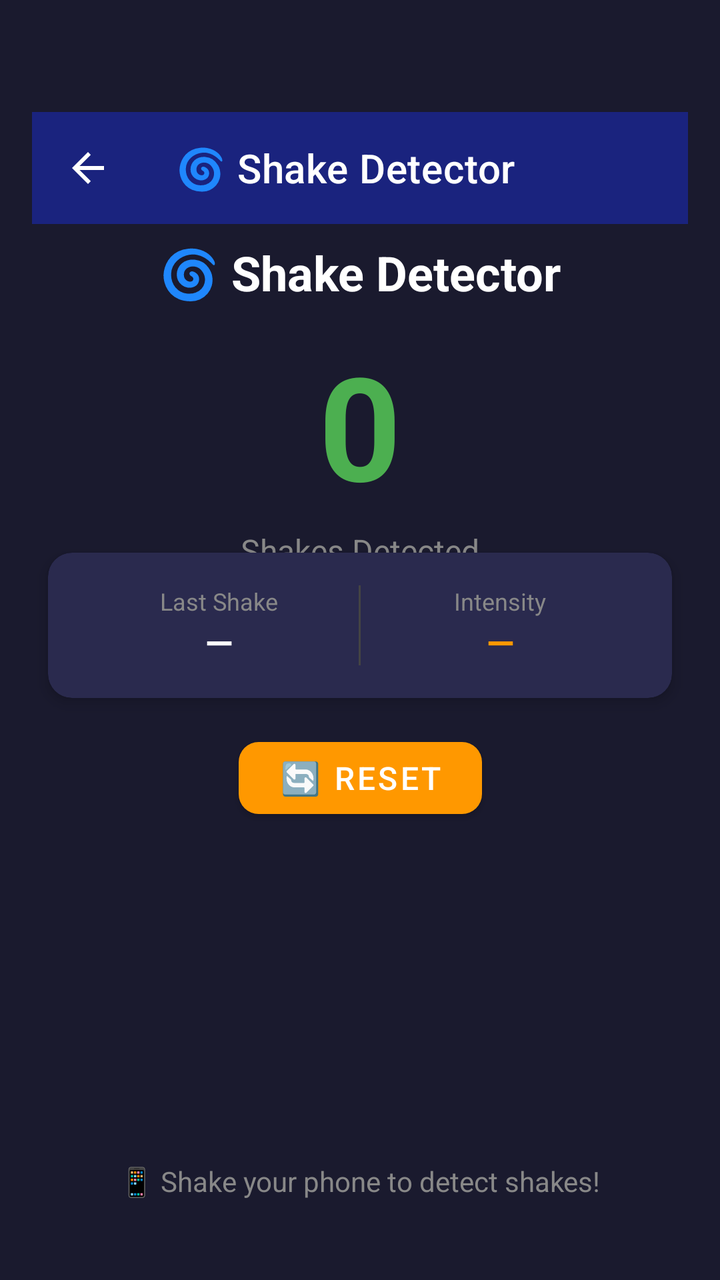
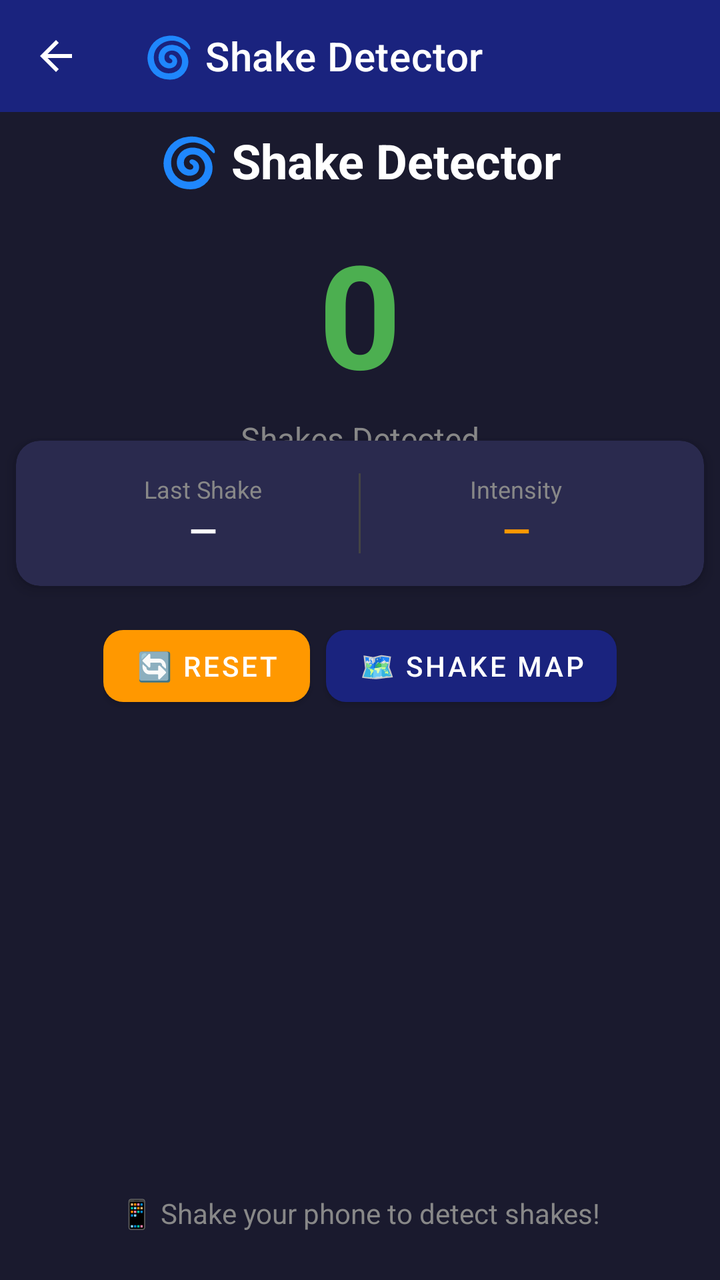

An Android layout rendered at two revisions. The XML below is the earlier revision; the diff shows what the commit changed to produce the second picture.
<!-- AndroidManifest.xml: application theme Theme.SensorToolBox -->
<!-- res/layout/activity_shake_detector.xml -->
<?xml version="1.0" encoding="utf-8"?>
<androidx.constraintlayout.widget.ConstraintLayout
    xmlns:android="http://schemas.android.com/apk/res/android"
    xmlns:app="http://schemas.android.com/apk/res-auto"
    xmlns:tools="http://schemas.android.com/tools"
    android:layout_width="match_parent"
    android:layout_height="match_parent"
    android:fitsSystemWindows="true"
    android:paddingTop="?attr/actionBarSize"
    android:paddingStart="16dp"
    android:paddingEnd="16dp"
    android:paddingBottom="16dp"
    android:background="#1A1A2E"
    tools:context=".motion.ShakeDetectorActivity">

    
    <androidx.appcompat.widget.Toolbar
        android:id="@+id/toolbar"
        android:layout_width="0dp"
        android:layout_height="?attr/actionBarSize"
        android:background="?attr/colorPrimary"
        android:theme="@style/ThemeOverlay.AppCompat.Dark.ActionBar"
        app:title="@string/shake_detector_title"
        app:titleTextColor="#FFFFFF"
        app:navigationIcon="?attr/homeAsUpIndicator"
        app:layout_constraintTop_toTopOf="parent"
        app:layout_constraintStart_toStartOf="parent"
        app:layout_constraintEnd_toEndOf="parent" />

    
    <TextView
        android:id="@+id/titleText"
        android:layout_width="wrap_content"
        android:layout_height="wrap_content"
        android:text="@string/shake_detector_title"
        android:textSize="24sp"
        android:textStyle="bold"
        android:textColor="#FFFFFF"
        android:layout_marginTop="8dp"
        app:layout_constraintTop_toBottomOf="@id/toolbar"
        app:layout_constraintStart_toStartOf="parent"
        app:layout_constraintEnd_toEndOf="parent" />

    
    <TextView
        android:id="@+id/shakeCountText"
        android:layout_width="wrap_content"
        android:layout_height="wrap_content"
        android:text="@string/shake_detector_zero"
        android:textSize="72sp"
        android:textStyle="bold"
        android:textColor="#4CAF50"
        android:layout_marginTop="12dp"
        app:layout_constraintTop_toBottomOf="@id/titleText"
        app:layout_constraintStart_toStartOf="parent"
        app:layout_constraintEnd_toEndOf="parent" />

    
    <TextView
        android:layout_width="wrap_content"
        android:layout_height="wrap_content"
        android:text="@string/shake_detector_shakes"
        android:textSize="16sp"
        android:textColor="#888888"
        android:layout_marginTop="4dp"
        app:layout_constraintTop_toBottomOf="@id/shakeCountText"
        app:layout_constraintStart_toStartOf="parent"
        app:layout_constraintEnd_toEndOf="parent" />

    
    <androidx.cardview.widget.CardView
        android:id="@+id/statsCard"
        android:layout_width="0dp"
        android:layout_height="wrap_content"
        android:layout_marginTop="16dp"
        android:layout_marginStart="8dp"
        android:layout_marginEnd="8dp"
        app:cardCornerRadius="12dp"
        app:cardElevation="4dp"
        app:cardBackgroundColor="#2A2A4E"
        app:layout_constraintTop_toBottomOf="@id/shakeCountText"
        app:layout_constraintStart_toStartOf="parent"
        app:layout_constraintEnd_toEndOf="parent">

        
        <LinearLayout
            android:layout_width="match_parent"
            android:layout_height="wrap_content"
            android:orientation="horizontal"
            android:padding="16dp"
            android:gravity="center">

            
            <LinearLayout
                android:layout_width="0dp"
                android:layout_height="wrap_content"
                android:layout_weight="1"
                android:orientation="vertical"
                android:gravity="center">

                <TextView
                    android:layout_width="wrap_content"
                    android:layout_height="wrap_content"
                    android:text="@string/shake_detector_last_shake"
                    android:textSize="12sp"
                    android:textColor="#888888" />

                <TextView
                    android:id="@+id/lastShakeText"
                    android:layout_width="wrap_content"
                    android:layout_height="wrap_content"
                    android:text="@string/shake_detector_default"
                    android:textSize="18sp"
                    android:textStyle="bold"
                    android:textColor="#FFFFFF" />

            </LinearLayout>

            <View
                android:layout_width="1dp"
                android:layout_height="40dp"
                android:background="#444444" />

            
            <LinearLayout
                android:layout_width="0dp"
                android:layout_height="wrap_content"
                android:layout_weight="1"
                android:orientation="vertical"
                android:gravity="center">

                <TextView
                    android:layout_width="wrap_content"
                    android:layout_height="wrap_content"
                    android:text="@string/shake_detector_intensity"
                    android:textSize="12sp"
                    android:textColor="#888888" />

                <TextView
                    android:id="@+id/intensityText"
                    android:layout_width="wrap_content"
                    android:layout_height="wrap_content"
                    android:text="@string/shake_detector_default"
                    android:textSize="18sp"
                    android:textStyle="bold"
                    android:textColor="#FF9800" />

            </LinearLayout>

        </LinearLayout>
    </androidx.cardview.widget.CardView>

    
    <com.google.android.material.button.MaterialButton
        android:id="@+id/resetButton"
        android:layout_width="wrap_content"
        android:layout_height="48dp"
        android:minWidth="100dp"
        android:text="@string/button_reset"
        android:textSize="16sp"
        android:textColor="#FFFFFF"
        android:singleLine="true"
        android:gravity="center"
        android:layout_marginTop="16dp"
        app:cornerRadius="10dp"
        app:backgroundTint="#FF9800"
        android:paddingStart="20dp"
        android:paddingEnd="20dp"
        app:layout_constraintTop_toBottomOf="@id/statsCard"
        app:layout_constraintStart_toStartOf="parent"
        app:layout_constraintEnd_toEndOf="parent" />

    
    <TextView
        android:id="@+id/statusText"
        android:layout_width="wrap_content"
        android:layout_height="wrap_content"
        android:text="@string/shake_detector_hint"
        android:textSize="14sp"
        android:textColor="#888888"
        android:layout_marginBottom="24dp"
        app:layout_constraintBottom_toBottomOf="parent"
        app:layout_constraintStart_toStartOf="parent"
        app:layout_constraintEnd_toEndOf="parent" />

</androidx.constraintlayout.widget.ConstraintLayout>
<!-- resources referenced by this layout -->
<resources>
  <string name="button_reset">🔄 Reset</string>
  <string name="shake_detector_default">—</string>
  <string name="shake_detector_hint">📱 Shake your phone to detect shakes!</string>
  <string name="shake_detector_intensity">Intensity</string>
  <string name="shake_detector_last_shake">Last Shake</string>
  <string name="shake_detector_shakes">Shakes Detected</string>
  <string name="shake_detector_title">🌀 Shake Detector</string>
  <string name="shake_detector_zero">0</string>
  <style name="Theme.SensorToolBox" parent="Theme.MaterialComponents.DayNight.NoActionBar">
  
          
  
          
          <item name="colorPrimary">@color/colorPrimary</item>
  
          
          <item name="colorPrimaryVariant">@color/colorPrimaryDark</item>
  
          
          <item name="colorOnPrimary">@color/colorTextOnPrimary</item>
  
          
          <item name="colorSecondary">@color/colorAccent</item>
  
          
          <item name="colorSecondaryVariant">@color/colorAccentDark</item>
  
          
          <item name="colorOnSecondary">@color/colorTextOnAccent</item>
  
          
  
          
          <item name="android:statusBarColor">@color/colorPrimaryDark</item>
  
          
          <item name="android:windowLightStatusBar">false</item>
  
          
          <item name="android:navigationBarColor">@color/colorPrimaryDark</item>
  
          
  
          
          <item name="android:windowBackground">@color/colorBackground</item>
  
      </style>
  <color name="colorPrimary">#1A237E</color>
  <color name="colorPrimaryDark">#0D1442</color>
  <color name="colorTextOnPrimary">#FFFFFF</color>
  <color name="colorAccent">#FF5722</color>
  <color name="colorAccentDark">#BF360C</color>
  <color name="colorTextOnAccent">#FFFFFF</color>
  <color name="colorBackground">#F5F5F5</color>
</resources>

<!-- the commit's change to res/layout/activity_shake_detector.xml (unified diff, before → after) -->
@@ -3,13 +3,10 @@
     xmlns:android="http://schemas.android.com/apk/res/android"
     xmlns:app="http://schemas.android.com/apk/res-auto"
     xmlns:tools="http://schemas.android.com/tools"
+    android:id="@+id/main"
     android:layout_width="match_parent"
     android:layout_height="match_parent"
     android:fitsSystemWindows="true"
-    android:paddingTop="?attr/actionBarSize"
-    android:paddingStart="16dp"
-    android:paddingEnd="16dp"
-    android:paddingBottom="16dp"
     android:background="#1A1A2E"
     tools:context=".motion.ShakeDetectorActivity">
 
@@ -19,7 +16,9 @@
         android:layout_width="0dp"
         android:layout_height="?attr/actionBarSize"
         android:background="?attr/colorPrimary"
-        android:theme="@style/ThemeOverlay.AppCompat.Dark.ActionBar"
+        android:theme="@style/SensorToolBox.Toolbar"
+        app:theme="@style/SensorToolBox.Toolbar"
+        app:popupTheme="@style/SensorToolBox.PopupMenu"
         app:title="@string/shake_detector_title"
         app:titleTextColor="#FFFFFF"
         app:navigationIcon="?attr/homeAsUpIndicator"
@@ -151,24 +150,49 @@
     </androidx.cardview.widget.CardView>
 
     
-    <com.google.android.material.button.MaterialButton
-        android:id="@+id/resetButton"
-        android:layout_width="wrap_content"
-        android:layout_height="48dp"
-        android:minWidth="100dp"
-        android:text="@string/button_reset"
-        android:textSize="16sp"
-        android:textColor="#FFFFFF"
-        android:singleLine="true"
+    <LinearLayout
+        android:id="@+id/buttonContainer"
+        android:layout_width="wrap_content"
+        android:layout_height="wrap_content"
+        android:orientation="horizontal"
         android:gravity="center"
         android:layout_marginTop="16dp"
-        app:cornerRadius="10dp"
-        app:backgroundTint="#FF9800"
-        android:paddingStart="20dp"
-        android:paddingEnd="20dp"
         app:layout_constraintTop_toBottomOf="@id/statsCard"
         app:layout_constraintStart_toStartOf="parent"
-        app:layout_constraintEnd_toEndOf="parent" />
+        app:layout_constraintEnd_toEndOf="parent">
+
+        <com.google.android.material.button.MaterialButton
+            android:id="@+id/resetButton"
+            android:layout_width="wrap_content"
+            android:layout_height="48dp"
+            android:minWidth="100dp"
+            android:text="@string/button_reset"
+            android:textSize="14sp"
+            android:textColor="#FFFFFF"
+            android:singleLine="true"
+            android:gravity="center"
+            android:layout_marginEnd="8dp"
+            app:cornerRadius="10dp"
+            app:backgroundTint="#FF9800"
+            android:paddingStart="16dp"
+            android:paddingEnd="16dp" />
+
+        <com.google.android.material.button.MaterialButton
+            android:id="@+id/viewMapButton"
+            android:layout_width="wrap_content"
+            android:layout_height="48dp"
+            android:minWidth="100dp"
+            android:text="🗺️ Shake Map"
+            android:textSize="14sp"
+            android:textColor="#FFFFFF"
+            android:singleLine="true"
+            android:gravity="center"
+            app:cornerRadius="10dp"
+            app:backgroundTint="@color/colorPrimary"
+            android:paddingStart="16dp"
+            android:paddingEnd="16dp" />
+
+    </LinearLayout>
 
     
     <TextView
<!-- resource entries referenced after the edit -->
@@ -8,45 +8,37 @@
   <string name="shake_detector_shakes">Shakes Detected</string>
   <string name="shake_detector_title">🌀 Shake Detector</string>
   <string name="shake_detector_zero">0</string>
+  <style name="SensorToolBox.PopupMenu" parent="ThemeOverlay.AppCompat.Light">
+          <item name="android:textColor">@color/colorTextPrimary</item>
+          <item name="android:textColorPrimary">@color/colorTextPrimary</item>
+          <item name="android:colorBackground">#FFFFFF</item>
+      </style>
+  <style name="SensorToolBox.Toolbar" parent="ThemeOverlay.AppCompat.Dark.ActionBar">
+          <item name="colorControlNormal">#FFFFFF</item>
+          <item name="android:textColorPrimary">#FFFFFF</item>
+          <item name="actionMenuTextColor">#FFFFFF</item>
+      </style>
   <style name="Theme.SensorToolBox" parent="Theme.MaterialComponents.DayNight.NoActionBar">
-  
-          
-  
-          
           <item name="colorPrimary">@color/colorPrimary</item>
-  
-          
           <item name="colorPrimaryVariant">@color/colorPrimaryDark</item>
-  
-          
           <item name="colorOnPrimary">@color/colorTextOnPrimary</item>
-  
-          
           <item name="colorSecondary">@color/colorAccent</item>
-  
-          
           <item name="colorSecondaryVariant">@color/colorAccentDark</item>
-  
-          
           <item name="colorOnSecondary">@color/colorTextOnAccent</item>
-  
-          
-  
-          
+          <item name="android:colorBackground">@color/colorBackground</item>
+          <item name="colorSurface">@color/colorSurface</item>
+          <item name="colorOnBackground">@color/colorTextPrimary</item>
+          <item name="colorOnSurface">@color/colorTextPrimary</item>
+          <item name="colorError">@color/colorError</item>
+          <item name="colorOnError">@color/colorTextOnError</item>
           <item name="android:statusBarColor">@color/colorPrimaryDark</item>
-  
-          
+          <item name="android:navigationBarColor">@color/colorPrimaryDark</item>
           <item name="android:windowLightStatusBar">false</item>
-  
-          
-          <item name="android:navigationBarColor">@color/colorPrimaryDark</item>
-  
-          
-  
-          
           <item name="android:windowBackground">@color/colorBackground</item>
-  
+          <item name="android:textColorPrimary">@color/colorTextPrimary</item>
+          <item name="android:textColorSecondary">@color/colorTextSecondary</item>
       </style>
+  <color name="colorTextPrimary">#212121</color>
   <color name="colorPrimary">#1A237E</color>
   <color name="colorPrimaryDark">#0D1442</color>
   <color name="colorTextOnPrimary">#FFFFFF</color>
@@ -54,5 +46,9 @@
   <color name="colorAccentDark">#BF360C</color>
   <color name="colorTextOnAccent">#FFFFFF</color>
   <color name="colorBackground">#F5F5F5</color>
+  <color name="colorSurface">#FAFAFA</color>
+  <color name="colorError">#F44336</color>
+  <color name="colorTextOnError">#FFFFFF</color>
+  <color name="colorTextSecondary">#757575</color>
 </resources>
 
